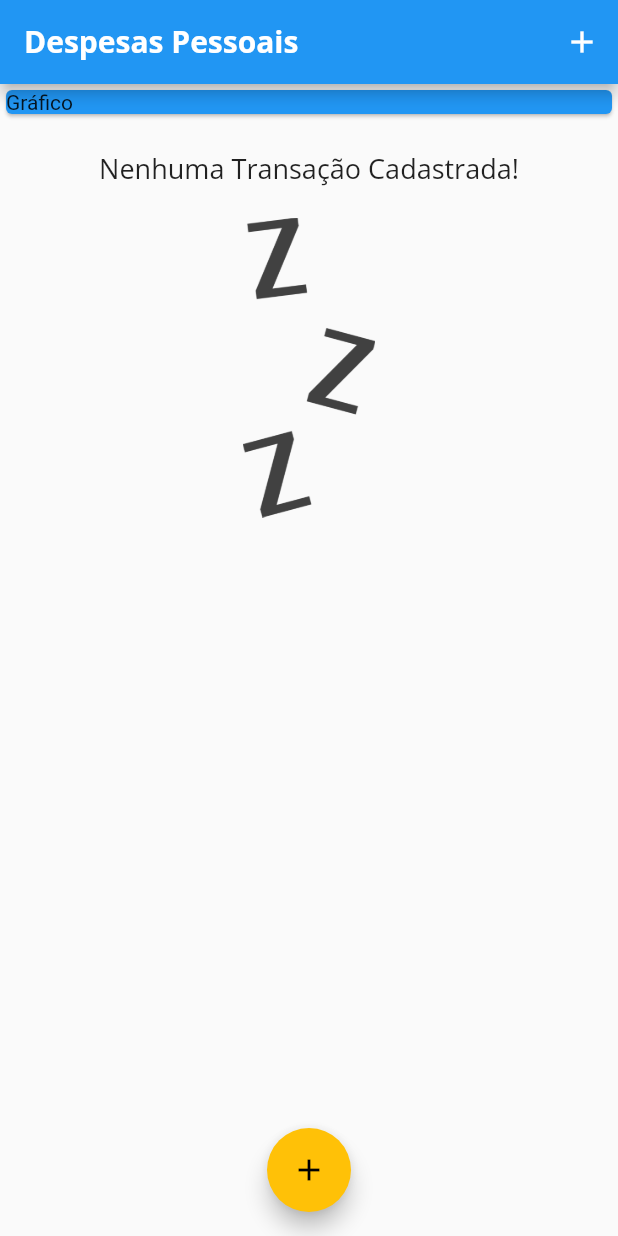
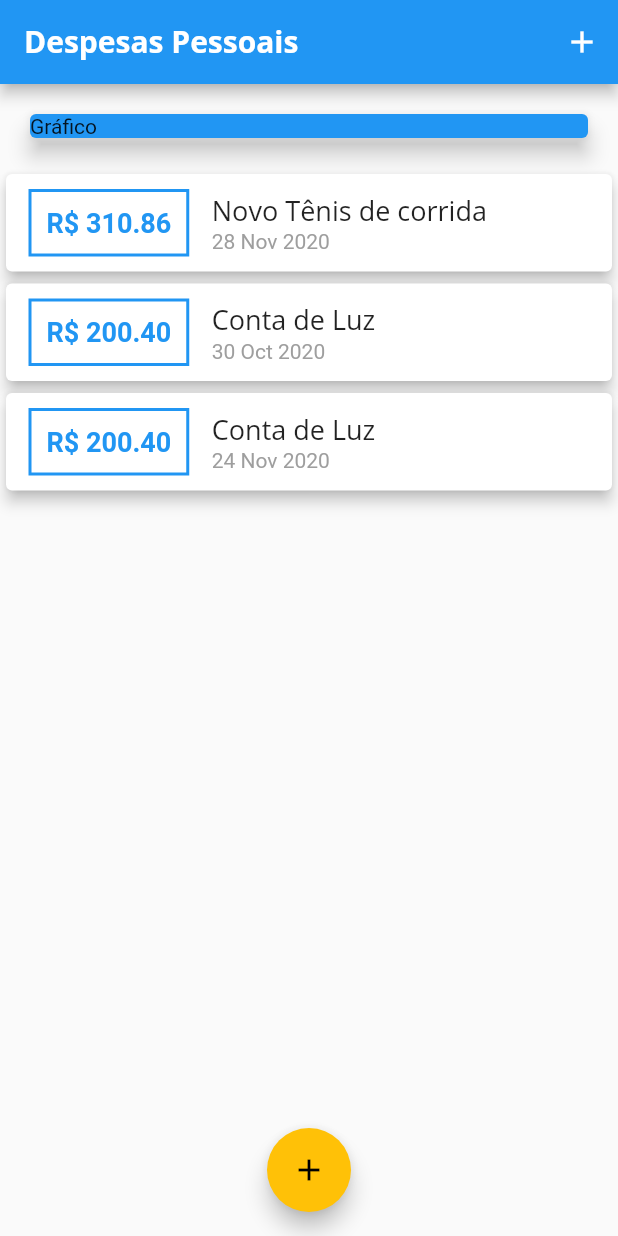
Before and after one commit to allansuru/expenses-app, a Flutter app: the screen it shows after launch, on a phone screen of 412 x 824 dp. Run offline on Flutter 3.47's test engine with Material 2 defaults, Android fonts, the phone set to English and light mode, and no system bars.

Commit message:
filtrando os ultimos 7 dias de transacao e somando tudo

```diff
--- /dev/null
+++ b/lib/components/transaction_graphic.dart
@@ -0,0 +1,45 @@
+import 'package:expenses/models/transaction.dart';
+import 'package:flutter/material.dart';
+import 'package:intl/intl.dart';
+
+class TransactionGraphic extends StatelessWidget {
+  final List<Transaction> recentTransaction;
+
+  List<Map<String, Object>> get groupedTransactions {
+    return List.generate(7, (index) {
+      final weekDay = DateTime.now().subtract(Duration(days: index));
+
+      double totalSum = 0.0;
+
+      recentTransaction.forEach((element) {
+        if (element.date.day == weekDay.day) {
+          totalSum += element.value;
+        }
+      });
+
+      print(DateFormat.E().format(weekDay)[0]);
+      print(totalSum);
+
+      return {'day': DateFormat.E().format(weekDay)[0], 'value': totalSum};
+    });
+  }
+
+  totalSumDay(recentTransaction) {}
+
+  TransactionGraphic(this.recentTransaction);
+
+  @override
+  Widget build(BuildContext context) {
+    print(groupedTransactions);
+    return Card(
+      child: Row(
+        children: [
+          Text('Gráfico'),
+        ],
+      ),
+      color: Colors.blue,
+      elevation: 6,
+      margin: EdgeInsets.all(20),
+    );
+  }
+}
--- a/lib/components/transaction_list.dart
+++ b/lib/components/transaction_list.dart
@@ -28,6 +28,7 @@ class TransactionList extends StatelessWidget {
             : ListView.builder(
                 itemCount: transactions.length,
                 itemBuilder: (ctx, index) {
+                  print(transactions.length);
                   final tr = transactions[index];
                   return Card(
                     child: Row(children: [
--- a/lib/main.dart
+++ b/lib/main.dart
@@ -4,6 +4,7 @@ import 'package:flutter/material.dart';
 import 'dart:math';
 import 'package:expenses/models/transaction.dart';
 
+import 'components/transaction_graphic.dart';
 import 'components/transaction_list.dart';
 
 main() => runApp(ExpensesApp());
@@ -39,13 +40,21 @@ class MyHomePage extends StatefulWidget {
 
 class _MyHomePageState extends State<MyHomePage> {
   final List<Transaction> _transactions = [
-    // Transaction(
-    //     id: 't1',
-    //     title: 'Novo Tênis de corrida',
-    //     value: 310.86,
-    //     date: DateTime.now()),
-    // Transaction(
-    //     id: 't2', title: 'Conta de Luz', value: 200.40, date: DateTime.now()),
+    Transaction(
+        id: 't1',
+        title: 'Novo Tênis de corrida',
+        value: 310.86,
+        date: DateTime.now().subtract(Duration(days: 1))),
+    Transaction(
+        id: 't2',
+        title: 'Conta de Luz',
+        value: 200.40,
+        date: DateTime.now().subtract(Duration(days: 30))),
+    Transaction(
+        id: 't2',
+        title: 'Conta de Luz',
+        value: 200.40,
+        date: DateTime.now().subtract(Duration(days: 5))),
   ];
 
   addTransaction(String title, double value) {
@@ -60,6 +69,13 @@ class _MyHomePageState extends State<MyHomePage> {
     });
 
     closeTransactionFormModal();
+  }
+
+  List<Transaction> get _lastSevenTransactions {
+    return _transactions
+        .where((element) =>
+            DateTime.now().subtract(Duration(days: 7)).isBefore(element.date))
+        .toList();
   }
 
   openTransactionFormModal(BuildContext context) {
@@ -89,12 +105,7 @@ class _MyHomePageState extends State<MyHomePage> {
         child: Column(
           crossAxisAlignment: CrossAxisAlignment.stretch,
           children: [
-            Container(
-              child: Card(
-                child: Text('Gráfico'),
-                color: Colors.blue,
-              ),
-            ),
+            TransactionGraphic(_lastSevenTransactions),
             TransactionList(_transactions),
           ],
         ),
```
